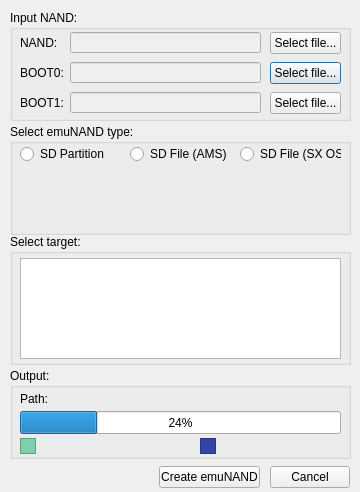
Qt form NxNandManager/gui/emunand.ui (eliboa/NxNandManager) before a commit.
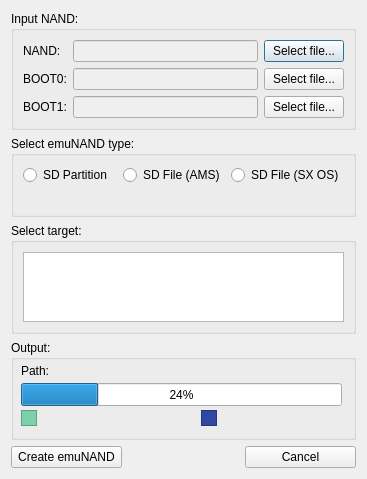
The same form after that commit. Icons and pictures are not drawn.

```diff
--- a/NxNandManager/gui/emunand.ui
+++ b/NxNandManager/gui/emunand.ui
@@ -9,8 +9,8 @@
    <rect>
     <x>0</x>
     <y>0</y>
-    <width>360</width>
-    <height>492</height>
+    <width>363</width>
+    <height>456</height>
    </rect>
   </property>
   <property name="contextMenuPolicy">
@@ -32,242 +32,152 @@
   <property name="modal">
    <bool>true</bool>
   </property>
+  <layout class="QGridLayout" name="gridLayout_3">
+   <item row="2" column="0" colspan="3">
+    <widget class="QGroupBox" name="driveListBox">
+     <property name="title">
+      <string>Select target:</string>
+     </property>
+     <layout class="QGridLayout" name="gridLayout_2">
+      <item row="0" column="0">
+       <widget class="QListWidget" name="driveList"/>
+      </item>
+     </layout>
+    </widget>
+   </item>
+   <item row="0" column="0" colspan="3">
+    <widget class="QGroupBox" name="bootPartBox">
+     <property name="title">
+      <string>Input NAND:</string>
+     </property>
+     <layout class="QGridLayout" name="gridLayout">
+      <item row="0" column="0">
+       <widget class="QLabel" name="nand_lbl">
+        <property name="text">
+         <string>NAND:</string>
+        </property>
+       </widget>
+      </item>
+      <item row="0" column="1">
+       <widget class="QLineEdit" name="nand_path">
+        <property name="enabled">
+         <bool>false</bool>
+        </property>
+       </widget>
+      </item>
+      <item row="0" column="2">
+       <widget class="QPushButton" name="nand_pushBtn">
+        <property name="text">
+         <string>Select file...</string>
+        </property>
+       </widget>
+      </item>
+      <item row="1" column="0">
+       <widget class="QLabel" name="boot0_lbl">
+        <property name="text">
+         <string>BOOT0:</string>
+        </property>
+       </widget>
+      </item>
+      <item row="1" column="1">
+       <widget class="QLineEdit" name="boot0_path">
+        <property name="enabled">
+         <bool>false</bool>
+        </property>
+       </widget>
+      </item>
+      <item row="1" column="2">
+       <widget class="QPushButton" name="boo0_pushBtn">
+        <property name="text">
+         <string>Select file...</string>
+        </property>
+       </widget>
+      </item>
+      <item row="2" column="0">
+       <widget class="QLabel" name="boot1_lbl">
+        <property name="text">
+         <string>BOOT1:</string>
+        </property>
+       </widget>
+      </item>
+      <item row="2" column="1">
+       <widget class="QLineEdit" name="boot1_path">
+        <property name="enabled">
+         <bool>false</bool>
+        </property>
+       </widget>
+      </item>
+      <item row="2" column="2">
+       <widget class="QPushButton" name="boo1_pushBtn">
+        <property name="text">
+         <string>Select file...</string>
+        </property>
+       </widget>
+      </item>
+     </layout>
+    </widget>
+   </item>
+   <item row="1" column="0" colspan="3">
   <widget class="QGroupBox" name="emunandTypeBox">
-   <property name="geometry">
-    <rect>
-     <x>10</x>
-     <y>124</y>
-     <width>341</width>
-     <height>111</height>
-    </rect>
-   </property>
    <property name="title">
     <string>Select emuNAND type:</string>
    </property>
+     <layout class="QVBoxLayout" name="verticalLayout">
+      <item>
+       <layout class="QHBoxLayout" name="horizontalLayout">
+        <item>
    <widget class="QRadioButton" name="emunandType_PartitionChkBox">
-    <property name="geometry">
-     <rect>
-      <x>10</x>
-      <y>20</y>
-      <width>91</width>
-      <height>20</height>
-     </rect>
-    </property>
     <property name="text">
      <string>SD Partition</string>
     </property>
    </widget>
+        </item>
+        <item>
    <widget class="QRadioButton" name="emunandType_SDFileAMSChkBox">
-    <property name="geometry">
-     <rect>
-      <x>120</x>
-      <y>20</y>
-      <width>101</width>
-      <height>20</height>
-     </rect>
-    </property>
     <property name="text">
      <string>SD File (AMS)</string>
     </property>
    </widget>
+        </item>
+        <item>
    <widget class="QRadioButton" name="emunandType_SDFileSXChkBox">
-    <property name="geometry">
-     <rect>
-      <x>230</x>
-      <y>20</y>
-      <width>101</width>
-      <height>20</height>
-     </rect>
-    </property>
     <property name="text">
      <string>SD File (SX OS)</string>
     </property>
    </widget>
+        </item>
+       </layout>
+      </item>
+      <item>
    <widget class="QLabel" name="emunandType_lbl">
-    <property name="geometry">
-     <rect>
-      <x>10</x>
-      <y>42</y>
-      <width>321</width>
-      <height>60</height>
-     </rect>
+        <property name="sizePolicy">
+         <sizepolicy hsizetype="Expanding" vsizetype="Expanding">
+          <horstretch>0</horstretch>
+          <verstretch>0</verstretch>
+         </sizepolicy>
     </property>
     <property name="text">
      <string/>
     </property>
    </widget>
-  </widget>
-  <widget class="QGroupBox" name="bootPartBox">
-   <property name="geometry">
-    <rect>
-     <x>10</x>
-     <y>10</y>
-     <width>341</width>
-     <height>111</height>
-    </rect>
-   </property>
-   <property name="title">
-    <string>Input NAND:</string>
-   </property>
-   <widget class="QLineEdit" name="boot0_path">
-    <property name="enabled">
-     <bool>false</bool>
-    </property>
-    <property name="geometry">
-     <rect>
-      <x>60</x>
-      <y>52</y>
-      <width>191</width>
-      <height>21</height>
-     </rect>
-    </property>
-   </widget>
-   <widget class="QLabel" name="boot0_lbl">
-    <property name="geometry">
-     <rect>
-      <x>10</x>
-      <y>52</y>
-      <width>47</width>
-      <height>21</height>
-     </rect>
-    </property>
-    <property name="text">
-     <string>BOOT0:</string>
-    </property>
-   </widget>
-   <widget class="QPushButton" name="boo0_pushBtn">
-    <property name="geometry">
-     <rect>
-      <x>260</x>
-      <y>52</y>
-      <width>71</width>
-      <height>22</height>
-     </rect>
-    </property>
-    <property name="text">
-     <string>Select file...</string>
-    </property>
-   </widget>
-   <widget class="QPushButton" name="boo1_pushBtn">
-    <property name="geometry">
-     <rect>
-      <x>260</x>
-      <y>82</y>
-      <width>71</width>
-      <height>22</height>
-     </rect>
-    </property>
-    <property name="text">
-     <string>Select file...</string>
-    </property>
-   </widget>
-   <widget class="QLabel" name="boot1_lbl">
-    <property name="geometry">
-     <rect>
-      <x>10</x>
-      <y>82</y>
-      <width>47</width>
-      <height>21</height>
-     </rect>
-    </property>
-    <property name="text">
-     <string>BOOT1:</string>
-    </property>
-   </widget>
-   <widget class="QLineEdit" name="boot1_path">
-    <property name="enabled">
-     <bool>false</bool>
-    </property>
-    <property name="geometry">
-     <rect>
-      <x>60</x>
-      <y>82</y>
-      <width>191</width>
-      <height>21</height>
-     </rect>
-    </property>
-   </widget>
-   <widget class="QPushButton" name="nand_pushBtn">
-    <property name="geometry">
-     <rect>
-      <x>260</x>
-      <y>22</y>
-      <width>71</width>
-      <height>22</height>
-     </rect>
-    </property>
-    <property name="text">
-     <string>Select file...</string>
-    </property>
-   </widget>
-   <widget class="QLineEdit" name="nand_path">
-    <property name="enabled">
-     <bool>false</bool>
-    </property>
-    <property name="geometry">
-     <rect>
-      <x>60</x>
-      <y>22</y>
-      <width>191</width>
-      <height>21</height>
-     </rect>
-    </property>
-   </widget>
-   <widget class="QLabel" name="nand_lbl">
-    <property name="geometry">
-     <rect>
-      <x>10</x>
-      <y>22</y>
-      <width>47</width>
-      <height>21</height>
-     </rect>
-    </property>
-    <property name="text">
-     <string>NAND:</string>
-    </property>
-   </widget>
-  </widget>
-  <widget class="QPushButton" name="cancelBtn">
-   <property name="geometry">
-    <rect>
-     <x>270</x>
-     <y>466</y>
-     <width>80</width>
-     <height>22</height>
-    </rect>
-   </property>
-   <property name="text">
-    <string>Cancel</string>
-   </property>
-  </widget>
-  <widget class="QPushButton" name="createEmunandBtn">
-   <property name="geometry">
-    <rect>
-     <x>159</x>
-     <y>466</y>
-     <width>101</width>
-     <height>22</height>
-    </rect>
-   </property>
-   <property name="text">
-    <string>Create emuNAND</string>
-   </property>
-  </widget>
+      </item>
+     </layout>
+    </widget>
+   </item>
+   <item row="3" column="0" rowspan="2" colspan="3">
   <widget class="QGroupBox" name="outputBox">
-   <property name="geometry">
-    <rect>
-     <x>10</x>
-     <y>368</y>
-     <width>341</width>
-     <height>91</height>
-    </rect>
-   </property>
    <property name="sizePolicy">
-    <sizepolicy hsizetype="Preferred" vsizetype="Preferred">
+      <sizepolicy hsizetype="Expanding" vsizetype="Fixed">
      <horstretch>0</horstretch>
      <verstretch>0</verstretch>
     </sizepolicy>
    </property>
+     <property name="minimumSize">
+      <size>
+       <width>345</width>
+       <height>100</height>
+      </size>
+     </property>
    <property name="title">
     <string>Output:</string>
    </property>
@@ -281,7 +191,7 @@
      </rect>
     </property>
     <property name="sizePolicy">
-     <sizepolicy hsizetype="Fixed" vsizetype="Fixed">
+       <sizepolicy hsizetype="Expanding" vsizetype="Fixed">
       <horstretch>0</horstretch>
       <verstretch>0</verstretch>
      </sizepolicy>
@@ -375,29 +285,22 @@
     </property>
    </widget>
   </widget>
-  <widget class="QGroupBox" name="driveListBox">
-   <property name="geometry">
-    <rect>
-     <x>10</x>
-     <y>234</y>
-     <width>341</width>
-     <height>131</height>
-    </rect>
-   </property>
-   <property name="title">
-    <string>Select target:</string>
-   </property>
-   <widget class="QListWidget" name="driveList">
-    <property name="geometry">
-     <rect>
-      <x>10</x>
-      <y>24</y>
-      <width>321</width>
-      <height>101</height>
-     </rect>
-    </property>
-   </widget>
-  </widget>
+   </item>
+   <item row="5" column="0">
+    <widget class="QPushButton" name="createEmunandBtn">
+     <property name="text">
+      <string>Create emuNAND</string>
+     </property>
+    </widget>
+   </item>
+   <item row="5" column="2">
+    <widget class="QPushButton" name="cancelBtn">
+     <property name="text">
+      <string>Cancel</string>
+     </property>
+    </widget>
+   </item>
+  </layout>
  </widget>
  <resources>
   <include location="application.qrc"/>
```
Lines whose indentation alone changed are shown as unchanged.
